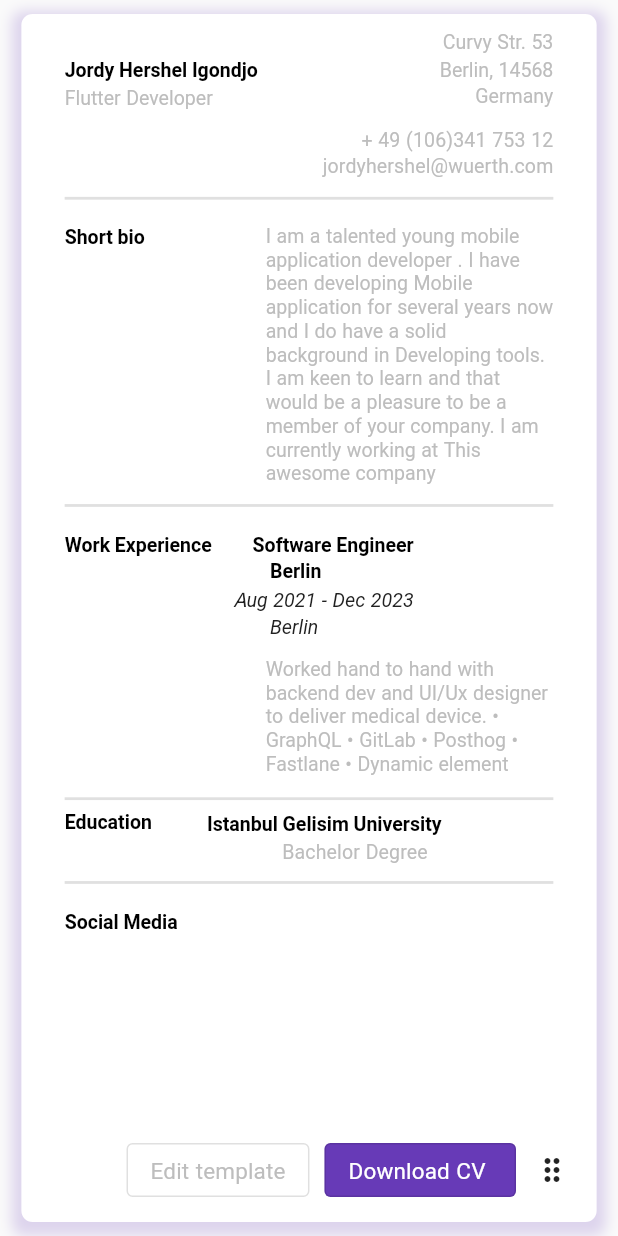
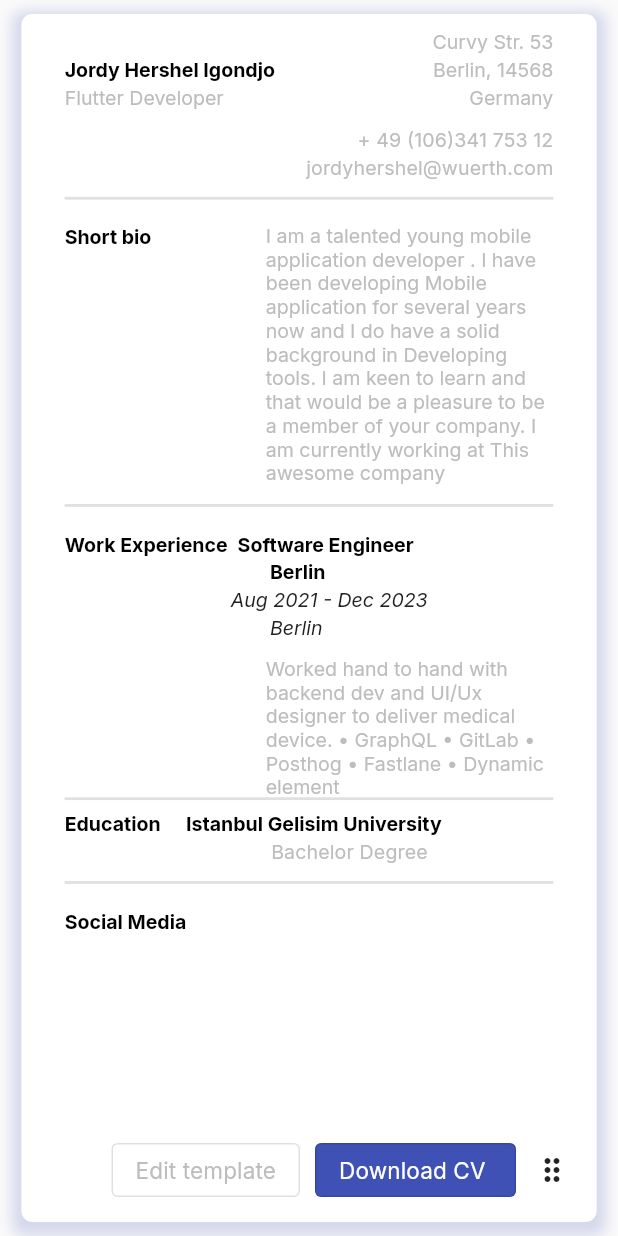
Before and after one commit to JordyHers-org/flutter_resume_template, a Flutter app: the screen it shows after launch, on a phone screen of 412 x 824 dp. Run offline on Flutter 3.47's test engine with Material 2 defaults, Android fonts, the phone set to English and light mode, and no system bars; drawn by our look-alikes of auto_size_text; our stand-ins replace google_fonts; missing offline and left inert: flutter_shake_animated; Roboto replaces fonts that are missing (Tinos).

Commit message:
set theme locally. passed in variable

```diff
--- a/example/lib/main.dart
+++ b/example/lib/main.dart
@@ -17,11 +17,10 @@ class _MyAppState extends State<MyApp> {
   Widget build(BuildContext context) {
     return MaterialApp(
       debugShowCheckedModeBanner: false,
-      theme: TemplateTheme.business.themeData,
       home: SafeArea(
         child: Scaffold(
           body: FlutterResumeTemplate(
-            templateTheme: TemplateTheme.business,
+            templateTheme: TemplateTheme.modern,
             data: data,
           ),
         ),
```
